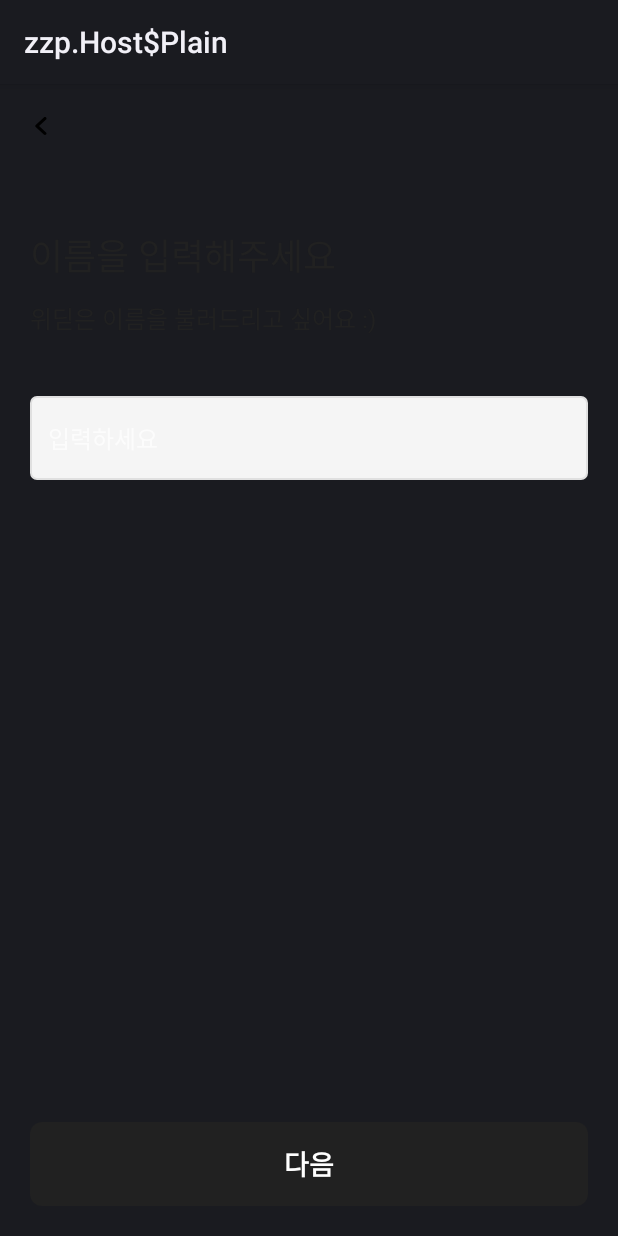
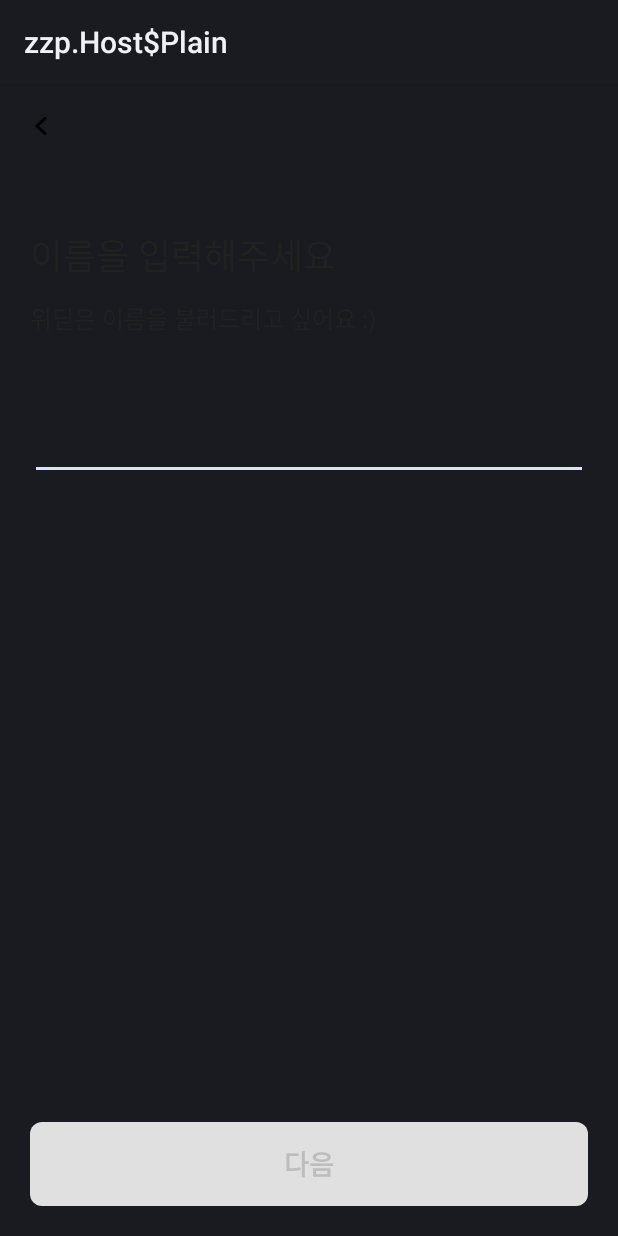
Before and after one commit to teamGOTZ/GOTZAndroid, an Android app: the fragment OnboardingNameFragment shown on its own in the app's theme, on a phone screen of 412 x 824 dp. Run offline under Robolectric (Android 15) with nearby library versions, the phone set to English and light mode, and no system bars; our stand-ins replace data binding; 3 statements that could not run were skipped.

Commit message:
Feat: Onboarding ViewModel share 적용 완료 Onboarding 개선 해야함( DataBinding ), Material Components, value_strings 봐야함

```diff
--- a/presentation/src/main/java/com/gotz/presentation/custom/CustomEditTextBlack100.kt
+++ /dev/null
@@ -1,59 +0,0 @@
-package com.gotz.presentation.custom
-
-import android.content.Context
-import android.text.Editable
-import android.text.TextWatcher
-import android.util.AttributeSet
-import android.view.LayoutInflater
-import android.view.View
-import android.widget.EditText
-import android.widget.ImageView
-import android.widget.LinearLayout
-import androidx.lifecycle.MutableLiveData
-import com.gotz.presentation.R
-
-class CustomEditTextBlack100  @JvmOverloads constructor(
-    context: Context,
-    attrs: AttributeSet? = null,
-    defStyleAttr: Int = 0
-) : LinearLayout(context, attrs, defStyleAttr), TextWatcher {
-    private var custom_edittext_iv_black100: ImageView
-    var custom_edittext_et_black100: EditText
-    var text = MutableLiveData<String>()
-
-    init {
-        val view = LayoutInflater.from(getContext()).inflate(R.layout.custom_edittext_black100, this, false)
-        addView(view)
-
-        custom_edittext_iv_black100 = findViewById<ImageView>(R.id.custom_edittext_iv_black100)
-        custom_edittext_et_black100 = findViewById<EditText>(R.id.custom_edittext_et_black100)
-
-        clearText()
-        showHideClearButton()
-    }
-
-    private fun clearText(){
-        custom_edittext_iv_black100.setOnClickListener {
-            custom_edittext_et_black100.setText("")
-        }
-    }
-
-    private fun showHideClearButton(){
-        custom_edittext_et_black100.addTextChangedListener(this)
-    }
-
-    override fun beforeTextChanged(p0: CharSequence?, p1: Int, p2: Int, p3: Int) {
-
-    }
-
-    override fun onTextChanged(p0: CharSequence?, p1: Int, p2: Int, p3: Int) {
-        text.value = p0.toString()
-        if(p0!!.length > 0) custom_edittext_iv_black100.visibility = View.VISIBLE
-        else custom_edittext_iv_black100.visibility = View.INVISIBLE
-    }
-
-    override fun afterTextChanged(p0: Editable?) {
-
-    }
-
-}
--- a/presentation/src/main/java/com/gotz/presentation/view/onboarding/OnboardingNameFragment.kt
+++ b/presentation/src/main/java/com/gotz/presentation/view/onboarding/OnboardingNameFragment.kt
@@ -1,16 +1,21 @@
 package com.gotz.presentation.view.onboarding
 
+import androidx.fragment.app.activityViewModels
+import androidx.lifecycle.ViewModelProvider
 import com.gotz.presentation.R
 import com.gotz.presentation.base.BaseFragment
 import com.gotz.presentation.databinding.FragmentOnboardingNameBinding
+import org.koin.android.ext.android.inject
+import org.koin.androidx.viewmodel.ext.android.sharedViewModel
 
 class OnboardingNameFragment: BaseFragment<FragmentOnboardingNameBinding>(R.layout.fragment_onboarding_name) {
+    private val onboardingViewModel: OnboardingViewModel by sharedViewModel()
     override fun onCreateView() {
 
     }
 
     override fun onViewCreated() {
-
+        binding.viewmodel = onboardingViewModel
     }
 
 }
--- a/presentation/src/main/res/layout/custom_edittext_black100.xml
+++ /dev/null
@@ -1,33 +0,0 @@
-<?xml version="1.0" encoding="utf-8"?>
-<LinearLayout
-    xmlns:android="http://schemas.android.com/apk/res/android"
-    android:layout_width="match_parent"
-    android:layout_height="match_parent"
-    android:background="@drawable/style_edittext_black100"
-    android:gravity="center_vertical">
-
-    <EditText
-        android:id="@+id/custom_edittext_et_black100"
-        android:layout_width="0dp"
-        android:layout_weight="1"
-        android:layout_height="match_parent"
-        android:hint="입력하세요"
-        android:layout_marginLeft="12dp"
-        android:layout_marginRight="8dp"
-        android:background="@null"
-        android:textSize="16dp"
-        android:inputType="text"
-        android:textCursorDrawable="@drawable/style_cursor_black"
-        style="@style/Text16Regular"/>
-
-    <ImageView
-        android:id="@+id/custom_edittext_iv_black100"
-        android:layout_width="24dp"
-        android:layout_height="24dp"
-        android:background="@drawable/ic_delete_fill"
-        android:backgroundTint="@color/black_400"
-        android:layout_marginRight="12dp"
-        android:visibility="invisible"/>
-
-
-</LinearLayout>
--- a/presentation/src/main/res/layout/fragment_onboarding_hello.xml
+++ b/presentation/src/main/res/layout/fragment_onboarding_hello.xml
@@ -36,7 +36,7 @@
             app:layout_constraintBottom_toBottomOf="parent"
             app:layout_constraintStart_toStartOf="parent"
             app:layout_constraintEnd_toEndOf="parent"
-            android:backgroundTint="@null"/>
+            app:backgroundTint="@null"/>
 
     </androidx.constraintlayout.widget.ConstraintLayout>
 </layout>
--- a/presentation/src/main/res/layout/fragment_onboarding_name.xml
+++ b/presentation/src/main/res/layout/fragment_onboarding_name.xml
@@ -1,7 +1,7 @@
 <?xml version="1.0" encoding="utf-8"?>
-<layout
-    xmlns:android="http://schemas.android.com/apk/res/android"
-    xmlns:app="http://schemas.android.com/apk/res-auto">
+<layout xmlns:android="http://schemas.android.com/apk/res/android"
+    xmlns:app="http://schemas.android.com/apk/res-auto"
+    xmlns:bind="http://schemas.android.com/tools">
 
     <data>
         <variable
@@ -25,10 +25,10 @@
                 android:layout_width="24dp"
                 android:layout_height="24dp"
                 android:background="@drawable/ic_arrow_left"
+                android:layout_marginStart="16dp"
                 app:layout_constraintTop_toTopOf="parent"
                 app:layout_constraintBottom_toBottomOf="parent"
-                app:layout_constraintLeft_toLeftOf="parent"
-                android:layout_marginLeft="16dp" />
+                app:layout_constraintLeft_toLeftOf="parent" />
         </androidx.constraintlayout.widget.ConstraintLayout>
 
         <androidx.constraintlayout.widget.ConstraintLayout
@@ -48,6 +48,7 @@
                 app:layout_constraintTop_toTopOf="parent"
                 app:layout_constraintLeft_toLeftOf="parent"
                 android:layout_marginTop="40dp"/>
+
             <TextView
                 android:id="@+id/tv_onboarding_name_2"
                 android:layout_width="wrap_content"
@@ -58,11 +59,11 @@
                 app:layout_constraintLeft_toLeftOf="parent"
                 android:layout_marginTop="12dp"/>
 
-            <com.gotz.presentation.custom.CustomEditTextBlack100
+            <EditText
                 android:id="@+id/et_onboarding_name"
                 android:layout_width="match_parent"
                 android:layout_height="56dp"
-                onTest="@null"
+                android:onTextChanged="@{viewmodel.onTextChanged}"
                 app:layout_constraintTop_toBottomOf="@id/tv_onboarding_name_2"
                 app:layout_constraintLeft_toLeftOf="parent"
                 app:layout_constraintRight_toRightOf="parent"
@@ -72,8 +73,8 @@
                 android:id="@+id/btn_main_onboarding_next"
                 android:text="다음"
                 android:onClick="@{() -> viewmodel.btnClick()}"
+                android:enabled="@{viewmodel.btnVisibility}"
                 style="@style/BaseButtonStyle"
-                android:enabled="@{viewmodel.btnVisibility}"
                 app:layout_constraintBottom_toBottomOf="parent"
                 app:layout_constraintEnd_toEndOf="parent"
                 app:layout_constraintHorizontal_bias="0.498"
```
Also changed, not shown: presentation/src/main/java/com/gotz/presentation/extension/BindingAdapter.kt (added, +22 -0 lines), presentation/src/main/java/com/gotz/presentation/util/Event.kt (added, +37 -0 lines), presentation/src/main/java/com/gotz/presentation/view/onboarding/OnboardingActivity.kt (+31 -1 lines), presentation/src/main/java/com/gotz/presentation/view/onboarding/OnboardingHelloFragment.kt (+7 -1 lines), presentation/src/main/java/com/gotz/presentation/view/onboarding/OnboardingIntroFragment.kt (+6 -1 lines), presentation/src/main/java/com/gotz/presentation/view/onboarding/OnboardingViewModel.kt (+30 -1 lines).
